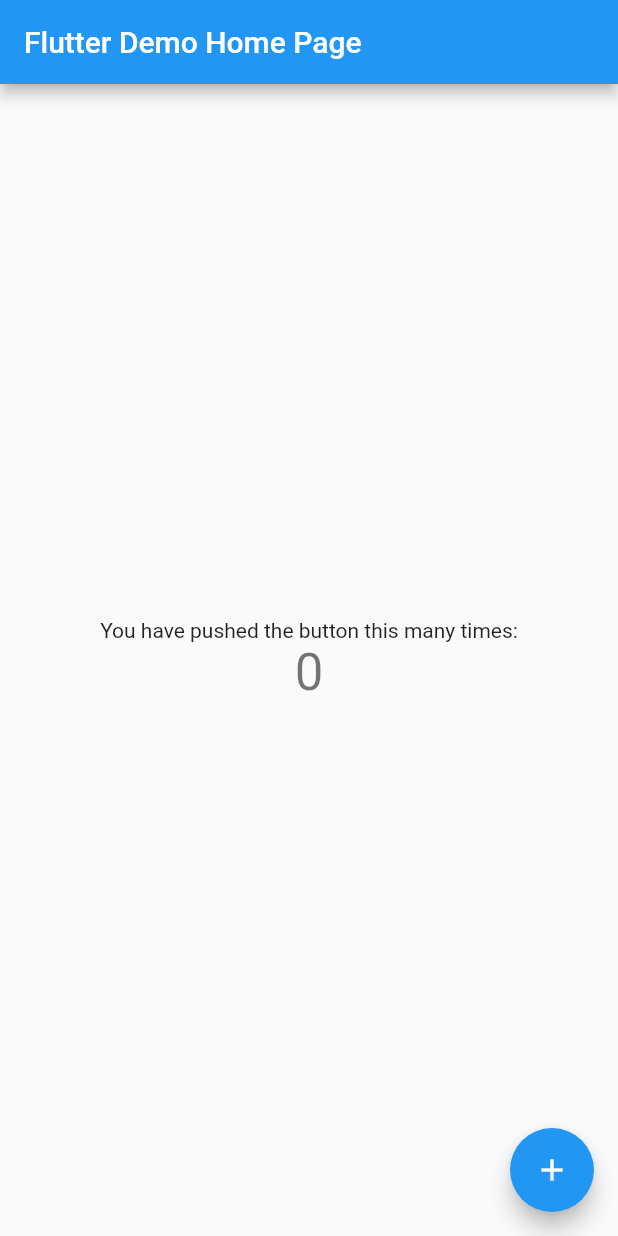
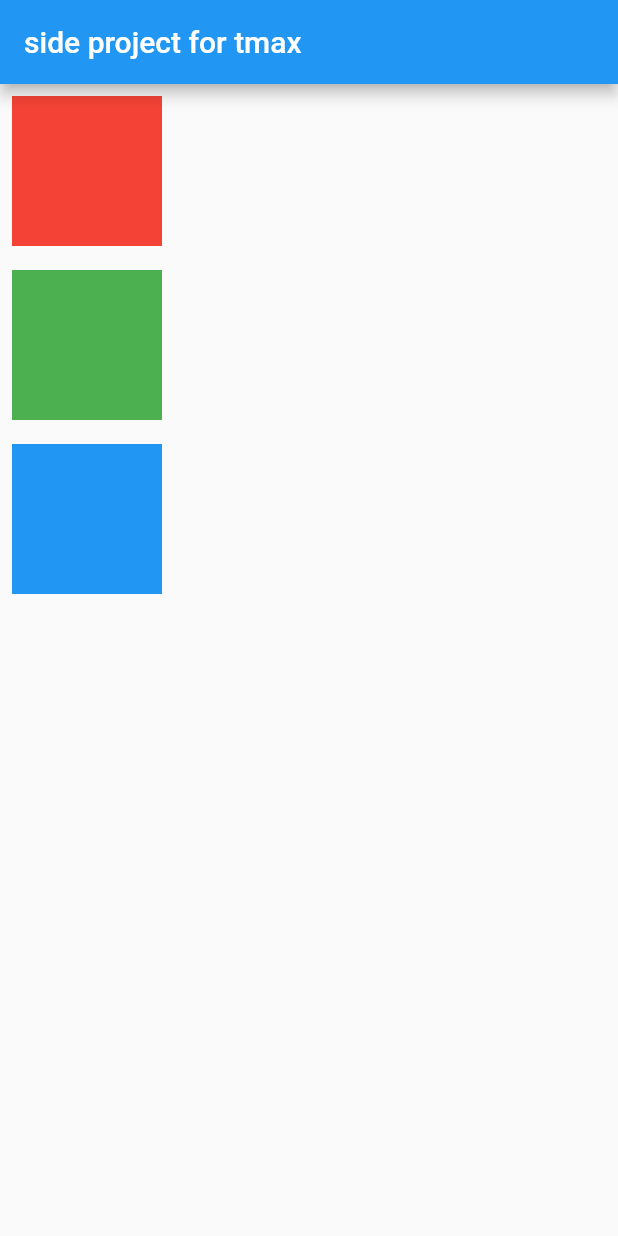
Before and after one commit to gyeongseokKang/flutter_tutorial, a Flutter app: the screen it shows after launch, on a phone screen of 412 x 824 dp. Run offline on Flutter 3.47's test engine with Material 2 defaults, Android fonts, the phone set to English and light mode, and no system bars.

Commit message:
[Tutorial] #1 container

```diff
--- a/lib/main.dart
+++ b/lib/main.dart
@@ -9,103 +9,48 @@ class MyApp extends StatelessWidget {
     return MaterialApp(
       title: 'Flutter Demo',
       theme: ThemeData(
-        // This is the theme of your application.
-        //
-        // Try running your application with "flutter run". You'll see the
-        // application has a blue toolbar. Then, without quitting the app, try
-        // changing the primarySwatch below to Colors.green and then invoke
-        // "hot reload" (press "r" in the console where you ran "flutter run",
-        // or simply save your changes to "hot reload" in a Flutter IDE).
-        // Notice that the counter didn't reset back to zero; the application
-        // is not restarted.
         primarySwatch: Colors.blue,
       ),
-      home: MyHomePage(title: 'Flutter Demo Home Page'),
+      home: MyHomePage(),
     );
   }
 }
 
-class MyHomePage extends StatefulWidget {
-  MyHomePage({Key key, this.title}) : super(key: key);
-
-  // This widget is the home page of your application. It is stateful, meaning
-  // that it has a State object (defined below) that contains fields that affect
-  // how it looks.
-
-  // This class is the configuration for the state. It holds the values (in this
-  // case the title) provided by the parent (in this case the App widget) and
-  // used by the build method of the State. Fields in a Widget subclass are
-  // always marked "final".
-
-  final String title;
-
-  @override
-  _MyHomePageState createState() => _MyHomePageState();
-}
-
-class _MyHomePageState extends State<MyHomePage> {
-  int _counter = 0;
-
-  void _incrementCounter() {
-    setState(() {
-      // This call to setState tells the Flutter framework that something has
-      // changed in this State, which causes it to rerun the build method below
-      // so that the display can reflect the updated values. If we changed
-      // _counter without calling setState(), then the build method would not be
-      // called again, and so nothing would appear to happen.
-      _counter++;
-    });
-  }
-
+class MyHomePage extends StatelessWidget {
     @override
   Widget build(BuildContext context) {
-    // This method is rerun every time setState is called, for instance as done
-    // by the _incrementCounter method above.
-    //
-    // The Flutter framework has been optimized to make rerunning build methods
-    // fast, so that you can just rebuild anything that needs updating rather
-    // than having to individually change instances of widgets.
+    // TODO: implement build
     return Scaffold(
       appBar: AppBar(
-        // Here we take the value from the MyHomePage object that was created by
-        // the App.build method, and use it to set our appbar title.
-        title: Text(widget.title),
+        title: Text("side project for tmax"),
     ),
-      body: Center(
-        // Center is a layout widget. It takes a single child and positions it
-        // in the middle of the parent.
-        child: Column(
-          // Column is also a layout widget. It takes a list of children and
-          // arranges them vertically. By default, it sizes itself to fit its
-          // children horizontally, and tries to be as tall as its parent.
-          //
-          // Invoke "debug painting" (press "p" in the console, choose the
-          // "Toggle Debug Paint" action from the Flutter Inspector in Android
-          // Studio, or the "Toggle Debug Paint" command in Visual Studio Code)
-          // to see the wireframe for each widget.
-          //
-          // Column has various properties to control how it sizes itself and
-          // how it positions its children. Here we use mainAxisAlignment to
-          // center the children vertically; the main axis here is the vertical
-          // axis because Columns are vertical (the cross axis would be
-          // horizontal).
-          mainAxisAlignment: MainAxisAlignment.center,
+      body: Column(
         children: <Widget>[
-            Text(
-              'You have pushed the button this many times:',
+          Container(
+              color: Colors.red,
+              width: 100,
+              height: 100,
+              padding: const EdgeInsets.all(8.0),
+              margin: const EdgeInsets.all(8.0)
           ),
-            Text(
-              '$_counter',
-              style: Theme.of(context).textTheme.display1,
+          Container(
+              color: Colors.green,
+              width: 100,
+              height: 100,
+              padding: const EdgeInsets.all(8.0),
+              margin: const EdgeInsets.all(8.0)
+          ),
+          Container(
+              color: Colors.blue,
+              width: 100,
+              height: 100,
+              padding: const EdgeInsets.all(8.0),
+              margin: const EdgeInsets.all(8.0)
           ),
         ],
-        ),
-      ),
-      floatingActionButton: FloatingActionButton(
-        onPressed: _incrementCounter,
-        tooltip: 'Increment',
-        child: Icon(Icons.add),
-      ), // This trailing comma makes auto-formatting nicer for build methods.
+      )
+
+
     );
   }
 }
```
Lines whose indentation alone changed are shown as unchanged.
